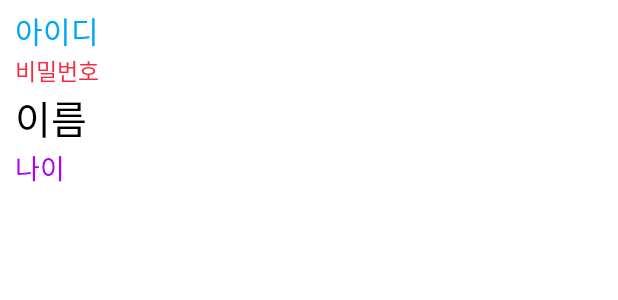
After one commit to bogurs/android_project_1, an Android app: the layout user.xml on its own in the app's theme, with its tools: preview values and no code run, on a phone screen of 412 x 824 dp. The commit adds this screen. Shown: the top 300 px of the screen. Run offline under Robolectric (Android 15) with nearby library versions, the phone set to English and light mode, and no system bars.

Commit message:
메인화면에서 admin으로 회원관리 버튼 클릭 시 회원관리 페이지로 넘어가서 모든 회원 정보 뿌리기(파싱안된 데이터)

```diff
--- a/app/src/main/AndroidManifest.xml
+++ b/app/src/main/AndroidManifest.xml
@@ -20,6 +20,8 @@
         </activity>
         <activity android:name=".MainActivity">
         </activity>
+        <activity android:name=".ManagementActivity">
+        </activity>
     </application>
 
 </manifest>
--- a/app/src/main/java/projectone/navy/com/management/vo/User.java
+++ b/app/src/main/java/projectone/navy/com/management/vo/User.java
@@ -1,6 +1,8 @@
 package projectone.navy.com.management.vo;
 
-public class User {
+import java.io.Serializable;
+
+public class User implements Serializable {
 
     private String userId;
     private String userPw;
--- a/app/src/main/res/layout/activity_main.xml
+++ b/app/src/main/res/layout/activity_main.xml
@@ -38,4 +38,9 @@
             android:layout_height="wrap_content" android:layout_below="@+id/textView4"
             android:layout_alignStart="@+id/welcomeMessage" android:id="@+id/passwordText"
             android:textAppearance="@style/TextAppearance.AppCompat.Display1"/>
+    <Button
+            android:text="회원관리"
+            android:layout_width="wrap_content"
+            android:layout_height="wrap_content" android:layout_centerInParent="true"
+            android:id="@+id/managementButton"/>
 </RelativeLayout>
--- /dev/null
+++ b/app/src/main/res/layout/user.xml
@@ -0,0 +1,48 @@
+<?xml version="1.0" encoding="utf-8"?>
+<LinearLayout xmlns:android="http://schemas.android.com/apk/res/android"
+              android:orientation="vertical"
+              android:layout_width="match_parent"
+              android:layout_height="match_parent"
+              android:paddingLeft="10dp"
+              android:paddingRight="10dp"
+              android:paddingTop="5dp"
+              android:paddingBottom="5dp"
+              android:background="#ffffff"
+>
+
+    <TextView
+            android:layout_width="wrap_content"
+            android:layout_height="wrap_content"
+            android:id="@+id/userId"
+            android:text="아이디"
+            android:textSize="20dp"
+            android:textColor="#00a7f5"
+    />
+
+    <TextView
+            android:layout_width="wrap_content"
+            android:layout_height="wrap_content"
+            android:id="@+id/userPw"
+            android:text="비밀번호"
+            android:textSize="15dp"
+            android:textColor="#f92a3f"
+    />
+
+    <TextView
+            android:layout_width="wrap_content"
+            android:layout_height="wrap_content"
+            android:id="@+id/userName"
+            android:text="이름"
+            android:textSize="26dp"
+            android:textColor="#000"
+    />
+
+    <TextView
+            android:layout_width="wrap_content"
+            android:layout_height="wrap_content"
+            android:id="@+id/userAge"
+            android:text="나이"
+            android:textSize="18dp"
+            android:textColor="#a902f0"
+    />
+</LinearLayout>
```
Also changed, not shown: app/src/main/java/projectone/navy/com/management/MainActivity.java (+44 -0 lines), app/src/main/java/projectone/navy/com/management/ManagementActivity.java (added, +46 -0 lines), app/src/main/java/projectone/navy/com/management/UserListAdapter.java (added, +53 -0 lines), app/src/main/res/layout/activity_management.xml (added, +14 -0 lines), app/build.gradle (line endings or trailing spaces).
